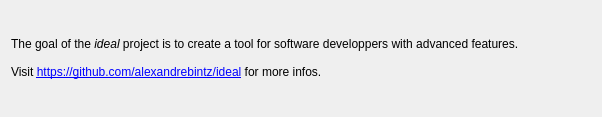
Above: src/about.ui from alexandrebintz/ideal before the change. Below: the same form after it.
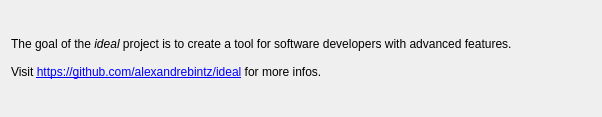
That is the form after the change.

Commit message:
homogenization of project slogan
Plus corrected spelling mistakes

```diff
--- a/src/about.ui
+++ b/src/about.ui
@@ -17,7 +17,7 @@
    <item>
     <widget class="QLabel" name="label">
      <property name="text">
-      <string>&lt;html&gt;&lt;head/&gt;&lt;body&gt;&lt;p&gt;The goal of the &lt;span style=&quot; font-style:italic;&quot;&gt;ideal&lt;/span&gt; project is to create a tool for software developpers with advanced features.&lt;br/&gt;&lt;br/&gt;Visit &lt;a href=&quot;https://github.com/alexandrebintz/ideal&quot;&gt;&lt;span style=&quot; text-decoration: underline; color:#0000ff;&quot;&gt;https://github.com/alexandrebintz/ideal&lt;/span&gt;&lt;/a&gt; for more infos.&lt;/p&gt;&lt;/body&gt;&lt;/html&gt;</string>
+      <string>&lt;html&gt;&lt;head/&gt;&lt;body&gt;&lt;p&gt;The goal of the &lt;span style=&quot; font-style:italic;&quot;&gt;ideal&lt;/span&gt; project is to create a tool for software developers with advanced features.&lt;br/&gt;&lt;br/&gt;Visit &lt;a href=&quot;https://github.com/alexandrebintz/ideal&quot;&gt;&lt;span style=&quot; text-decoration: underline; color:#0000ff;&quot;&gt;https://github.com/alexandrebintz/ideal&lt;/span&gt;&lt;/a&gt; for more infos.&lt;/p&gt;&lt;/body&gt;&lt;/html&gt;</string>
      </property>
      <property name="wordWrap">
       <bool>true</bool>
```
The commit also changes 3 other files.
